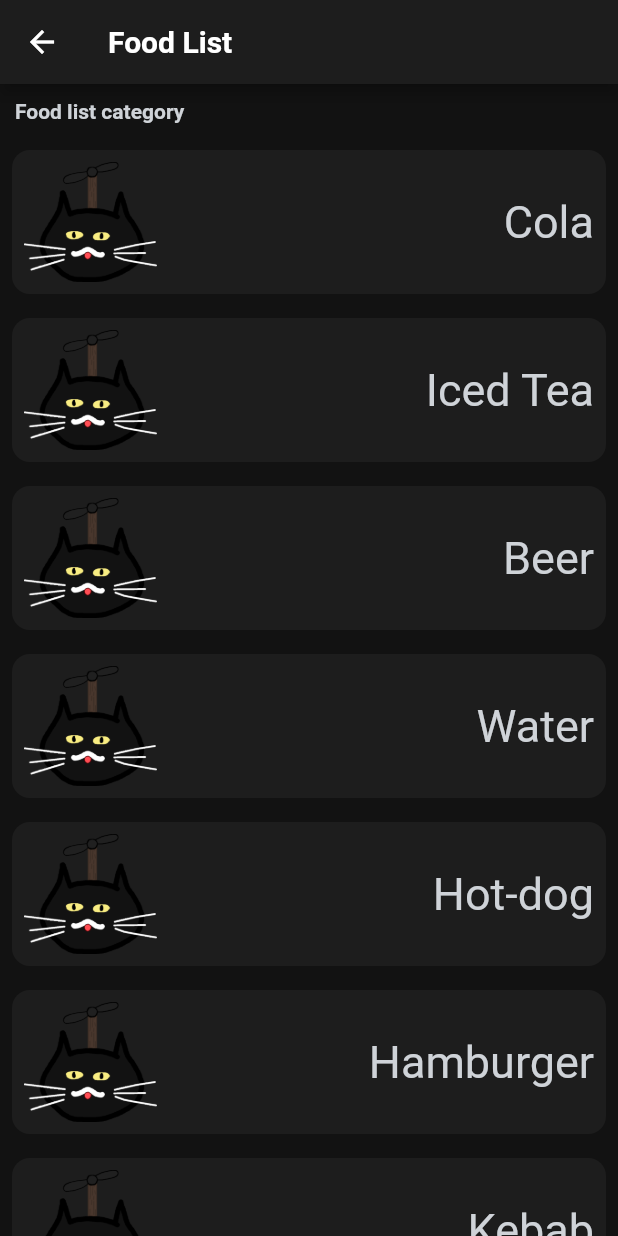
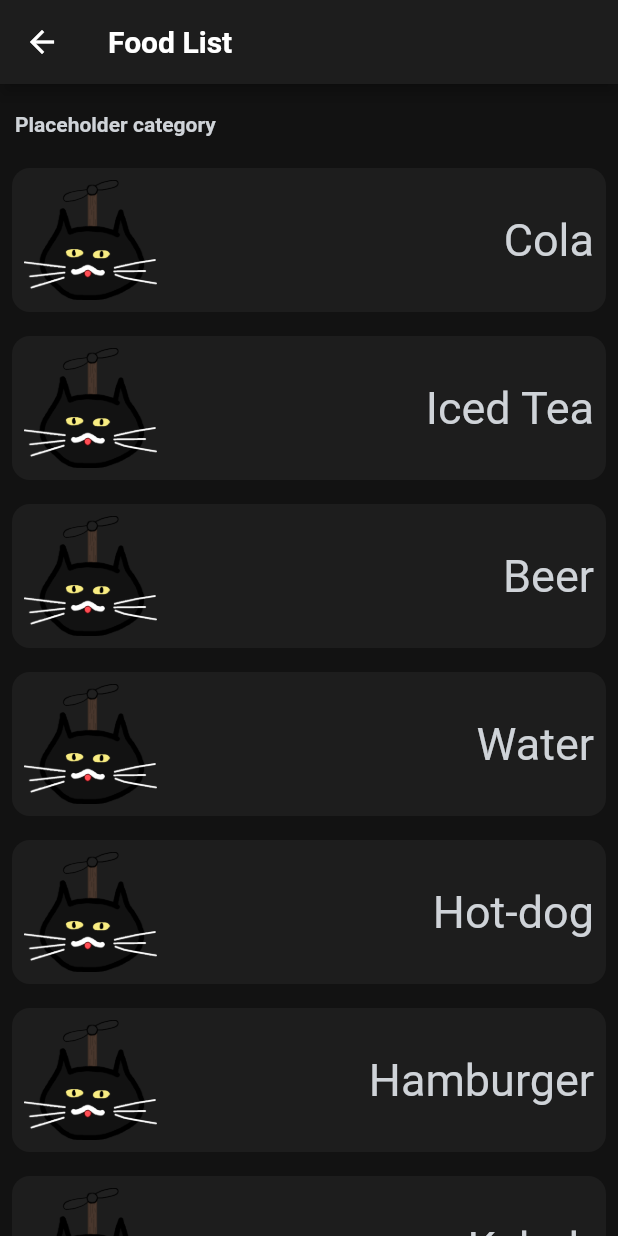
Before and after one commit to FEUP-ESOF-2020-21/open-cx-t1g3-pantufas, a Flutter app: the ProductListScreen screen opened directly, on a phone screen of 412 x 824 dp. Run offline on Flutter 3.47's test engine with Material 2 defaults, Android fonts, the phone set to English and light mode, and no system bars.

Commit message:
Update: food category text style + padding. Note: Por favor, no más.

```diff
--- a/droneyourfood/lib/listProduct.dart
+++ b/droneyourfood/lib/listProduct.dart
@@ -18,10 +18,13 @@ class ProductListScreen extends StatelessWidget {
                 alignment: Alignment.centerLeft,
                 padding: new EdgeInsets.all(10.0),
                 child: Text(
-                  "Food list category",
+                  "Placeholder category",
                   textAlign: TextAlign.left,
-                  style:
-                      TextStyle(fontWeight: FontWeight.bold, color: textColor),
+                  style: TextStyle(
+                      height: 2,
+                      fontSize: 14,
+                      fontWeight: FontWeight.bold,
+                      color: textColor),
                 )),
             Expanded(child: ProductListWidget())
           ],
```
